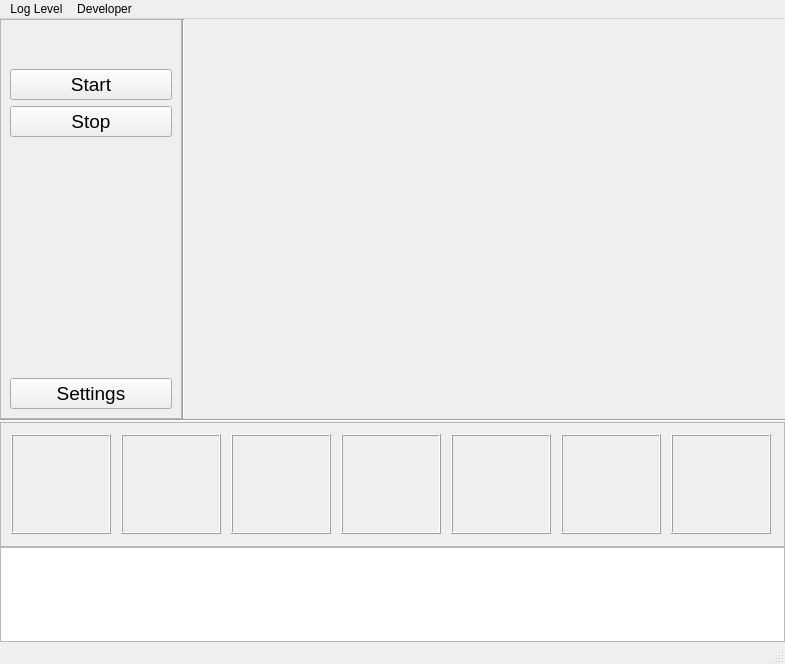
Old version of the form qtgui/ui/MainWindow.ui in the repository dev-chip/fever-monitor.
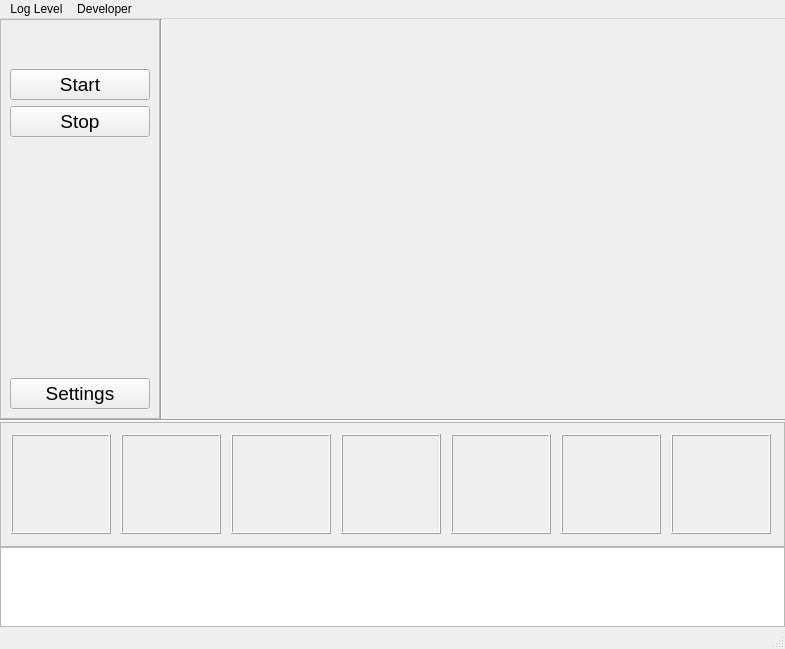
New version of the form.

What changed in the file:
```diff
--- a/qtgui/ui/MainWindow.ui
+++ b/qtgui/ui/MainWindow.ui
@@ -7,7 +7,7 @@
     <x>0</x>
     <y>0</y>
     <width>785</width>
-    <height>664</height>
+    <height>646</height>
    </rect>
   </property>
   <property name="windowTitle">
@@ -68,6 +68,18 @@
          </item>
          <item>
           <widget class="QPushButton" name="pushButton_start">
+           <property name="sizePolicy">
+            <sizepolicy hsizetype="Fixed" vsizetype="Fixed">
+             <horstretch>0</horstretch>
+             <verstretch>0</verstretch>
+            </sizepolicy>
+           </property>
+           <property name="minimumSize">
+            <size>
+             <width>140</width>
+             <height>0</height>
+            </size>
+           </property>
            <property name="font">
             <font>
              <pointsize>14</pointsize>
@@ -80,6 +92,18 @@
          </item>
          <item>
           <widget class="QPushButton" name="pushButton_stop">
+           <property name="sizePolicy">
+            <sizepolicy hsizetype="Fixed" vsizetype="Fixed">
+             <horstretch>0</horstretch>
+             <verstretch>0</verstretch>
+            </sizepolicy>
+           </property>
+           <property name="minimumSize">
+            <size>
+             <width>140</width>
+             <height>0</height>
+            </size>
+           </property>
            <property name="font">
             <font>
              <pointsize>14</pointsize>
@@ -105,6 +129,18 @@
          </item>
          <item>
           <widget class="QPushButton" name="pushButton_stop_2">
+           <property name="sizePolicy">
+            <sizepolicy hsizetype="Fixed" vsizetype="Fixed">
+             <horstretch>0</horstretch>
+             <verstretch>0</verstretch>
+            </sizepolicy>
+           </property>
+           <property name="minimumSize">
+            <size>
+             <width>140</width>
+             <height>0</height>
+            </size>
+           </property>
            <property name="font">
             <font>
              <pointsize>14</pointsize>
@@ -127,6 +163,12 @@
       </item>
       <item>
        <widget class="QLabel" name="label_thermal_stream">
+        <property name="sizePolicy">
+         <sizepolicy hsizetype="Expanding" vsizetype="Expanding">
+          <horstretch>0</horstretch>
+          <verstretch>0</verstretch>
+         </sizepolicy>
+        </property>
         <property name="minimumSize">
          <size>
           <width>600</width>
@@ -339,13 +381,13 @@
       <property name="minimumSize">
        <size>
         <width>0</width>
-        <height>75</height>
+        <height>80</height>
        </size>
       </property>
       <property name="maximumSize">
        <size>
         <width>16777215</width>
-        <height>225</height>
+        <height>80</height>
        </size>
       </property>
       <property name="font">
```
